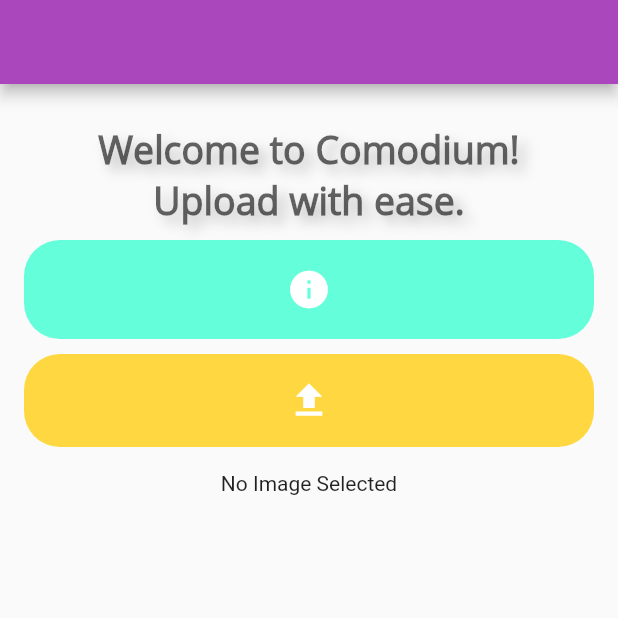
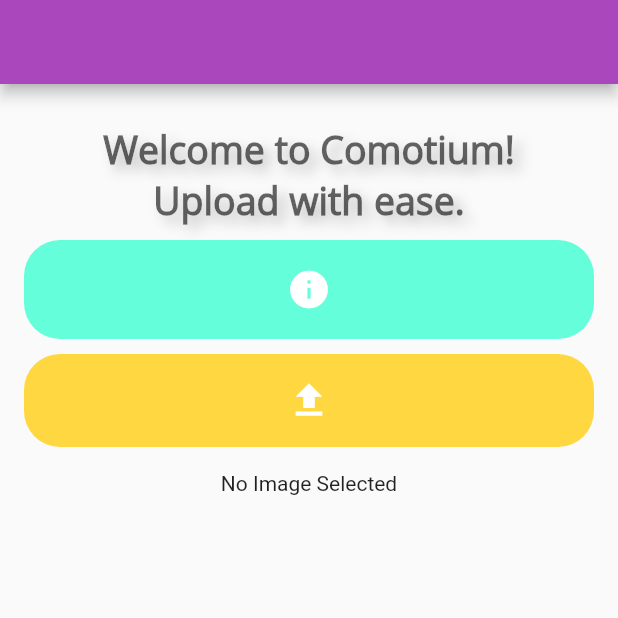
Before and after one commit to comotium/comotium, a Flutter app: the screen it shows after launch, on a phone screen of 412 x 824 dp, the top half of it. Run offline on Flutter 3.47's test engine with Material 2 defaults, Android fonts, the phone set to English and light mode, and no system bars; our stand-ins replace image_picker; missing offline and left inert: audioplayer, mic_stream, text_to_speech_api.

Commit message:
chng spelling

```diff
--- a/frontend/comotium/lib/main.dart
+++ b/frontend/comotium/lib/main.dart
@@ -328,7 +328,7 @@
                     new Container(
                       margin: const EdgeInsets.only(top: 10),
 
-                      child: Text("   Welcome to Comodium!   ",
+                      child: Text("   Welcome to Comotium!   ",
                       style: TextStyle(
                         color: Colors.black38.withOpacity(.6),
                         fontWeight: FontWeight.w700,
```
